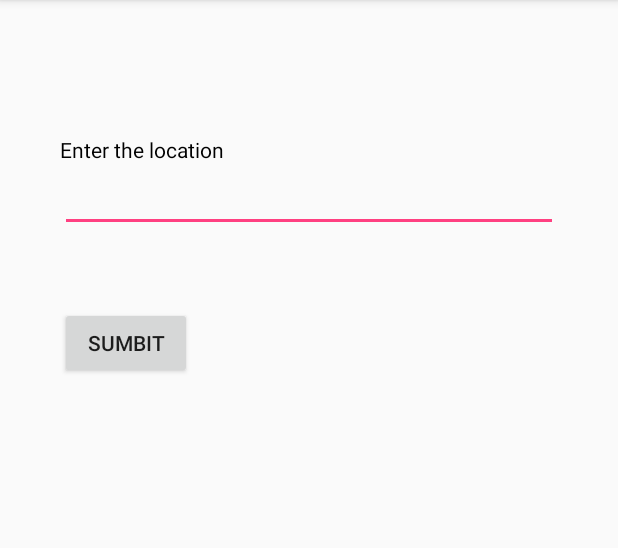
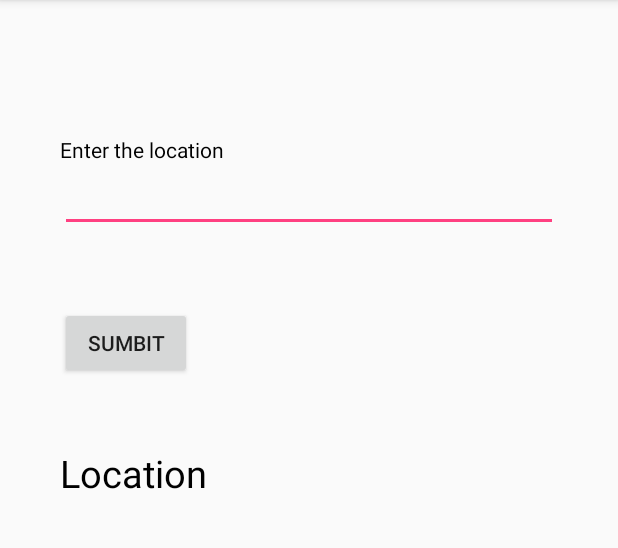
Before and after one commit to kks010/LocatorApp, an Android app: the screen it shows after launch (MainActivity), on a phone screen of 412 x 824 dp, the part 84-632 px from its top. Run offline under Robolectric (Android 15) with nearby library versions, the phone set to English and light mode, and no system bars.

Commit message:
another commit

```diff
--- a/app/src/main/java/com/example/kunal/locatorapp/NotificationService.java
+++ b/app/src/main/java/com/example/kunal/locatorapp/NotificationService.java
@@ -36,12 +36,6 @@ public class NotificationService extends Service {
     public int onStartCommand(Intent intent, int flags, int startId) {
         Toast.makeText(getApplicationContext(),"App running in background",Toast.LENGTH_SHORT).show();
 
-        NotificationCompat.Builder builder= new NotificationCompat.Builder(this);
-        builder.setSmallIcon(R.mipmap.ic_launcher);
-        builder.setContentTitle("Locator App");
-        builder.setContentText("Tap to close the service");
-
-
         return START_STICKY;
     }
 
--- a/app/src/main/res/layout/activity_main.xml
+++ b/app/src/main/res/layout/activity_main.xml
@@ -37,5 +37,27 @@
         android:gravity="center"
         android:layout_width="wrap_content"
         android:layout_height="wrap_content" />
+
+    <TextView
+        android:id="@+id/text_view"
+        android:layout_below="@+id/submitBtn"
+        android:layout_marginLeft="20dp"
+        android:layout_marginTop="45dp"
+        android:layout_width="wrap_content"
+        android:layout_height="wrap_content"
+        android:textColor="@color/black"
+        android:textSize="25dp"
+        android:text="Location"/>
+    <TextView
+        android:id="@+id/text_view_loc"
+        android:layout_toRightOf="@+id/text_view"
+        android:layout_below="@+id/submitBtn"
+        android:layout_marginLeft="20dp"
+        android:layout_marginTop="45dp"
+        android:layout_width="wrap_content"
+        android:layout_height="wrap_content"
+        android:textColor="@color/black"
+        android:textSize="25dp"
+        android:text=""/>
 </RelativeLayout>
 </LinearLayout>
```
Also changed, not shown: app/src/main/java/com/example/kunal/locatorapp/MainActivity.java (+76 -15 lines).
